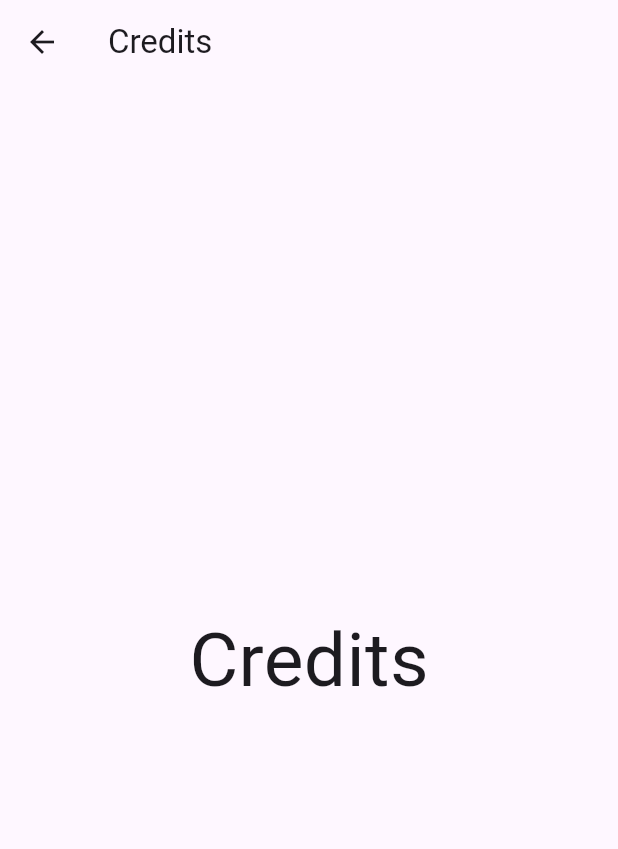
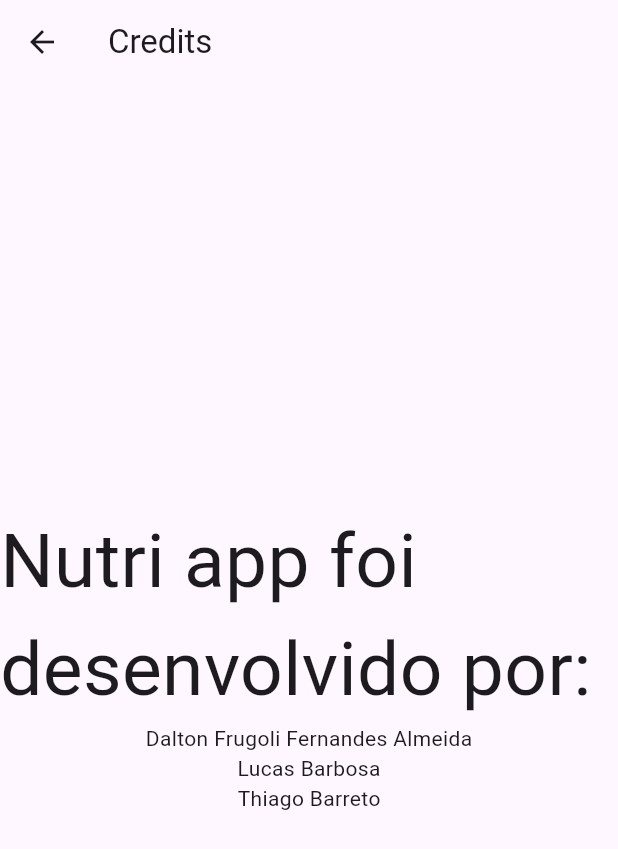
Before and after one commit to daltonfrugoli/nutriApp, a Flutter app: the Credits screen opened by its route, on a phone screen of 412 x 824 dp. Shown: the top 849 px of the screen. Run offline on Flutter 3.47's test engine with Material 3 defaults, Android fonts, the phone set to English and light mode, and no system bars; our stand-ins replace image_picker, share_plus.

```diff
--- a/lib/routes/routes.dart
+++ b/lib/routes/routes.dart
@@ -6,7 +6,6 @@ import 'package:nutri_app/screens/new_food.dart';
 import 'package:nutri_app/screens/new_menu.dart';
 import 'package:nutri_app/screens/new_user.dart';
 import 'package:nutri_app/screens/registration.dart';
-import 'package:nutri_app/screens/share.dart';
 
 class Rotas {
   static Map<String, Widget Function(BuildContext)> carregar() {
@@ -15,7 +14,6 @@ class Rotas {
       '/credits': (context) => const Credits(),
       '/home': (context) => const Home(),
       '/registration': (context) => const Registration(),
-      '/share': (context) => const Share(),
       '/new_user': (context) => const NewUser(),
       '/new_food': (context) => const NewFood(),
       '/new_menu': (context) => const NewMenu(),
--- a/lib/screens/credits.dart
+++ b/lib/screens/credits.dart
@@ -13,7 +13,11 @@ class Credits extends StatelessWidget {
         child: Column(
           mainAxisAlignment: MainAxisAlignment.center,
           children: <Widget>[
-            Text('Credits', style: TextStyle(fontSize: 50)),
+            Text('Nutri app foi desenvolvido por: ',
+                style: TextStyle(fontSize: 50)),
+            Text('Dalton Frugoli Fernandes Almeida'),
+            Text('Lucas Barbosa'),
+            Text('Thiago Barreto')
           ],
         ),
       ),
--- a/lib/screens/home.dart
+++ b/lib/screens/home.dart
@@ -46,11 +46,6 @@ class Home extends StatelessWidget {
               children: [
                 ElevatedButton(
                     onPressed: () {
-                      Rotas.call(context, '/share')();
-                    },
-                    child: const Text('Share')),
-                ElevatedButton(
-                    onPressed: () {
                       Rotas.call(context, '/credits')();
                     },
                     child: const Text('Credits'))
--- a/pubspec.yaml
+++ b/pubspec.yaml
@@ -36,6 +36,7 @@ dependencies:
   # Use with the CupertinoIcons class for iOS style icons.
   cupertino_icons: ^1.0.8
   image_picker: ^0.8.6
+  share_plus: ^10.1.2
 
 dev_dependencies:
   flutter_test:
```
Also changed, not shown: lib/screens/share.dart (deleted, +0 -22 lines), lib/widgets/dynamic_consultation.dart (+19 -3 lines), pubspec.lock, 5 other files.
